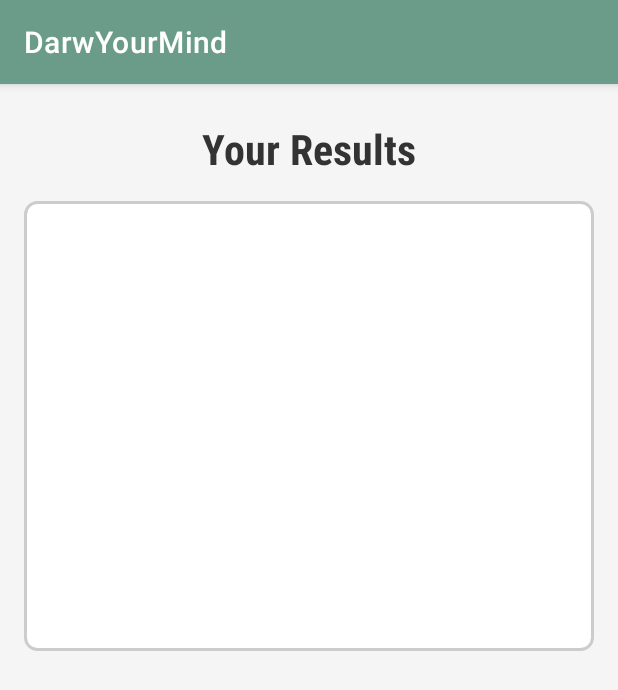
After one commit to ChoJaesuk/ChoJaesuk-COSC2657_Assignment_1, an Android app: the ResultActivity screen opened directly, with no data from a screen before it, on a phone screen of 412 x 824 dp. The commit adds this screen. Shown: the top 690 px of the screen. Run offline under Robolectric (Android 15) with nearby library versions, the phone set to English and light mode, and no system bars; 2 statements that could not run were skipped.

Commit message:
created result view
created result view

```diff
--- a/app/src/main/AndroidManifest.xml
+++ b/app/src/main/AndroidManifest.xml
@@ -12,6 +12,9 @@
         android:supportsRtl="true"
         android:theme="@style/Theme.DarwYourMind"
         tools:targetApi="31">
+        <activity
+            android:name=".activities.ResultActivity"
+            android:exported="false" />
         <activity
             android:name=".activities.QuestionActivity"
             android:exported="false" />
--- a/app/src/main/res/drawable/border_imageview_background.xml
+++ b/app/src/main/res/drawable/border_imageview_background.xml
@@ -1,9 +1,18 @@
-<?xml version="1.0" encoding="utf-8"?>
-<selector xmlns:android="http://schemas.android.com/apk/res/android">
-    <shape xmlns:android="http://schemas.android.com/apk/res/android">
-        <solid android:color="#FFFFFF" />
-        <corners android:radius="8dp" />
-        <stroke android:width="2dp" android:color="#CCCCCC" />
-    </shape>
+<layer-list xmlns:android="http://schemas.android.com/apk/res/android">
+    <!-- Shadow Layer -->
+    <item android:left="4dp" android:top="4dp" android:right="4dp" android:bottom="4dp">
+        <shape android:shape="rectangle">
+            <solid android:color="#55000000" /> <!-- Shadow Color -->
+            <corners android:radius="8dp" />
+        </shape>
+    </item>
 
-</selector>
+    <!-- Main Shape Layer -->
+    <item>
+        <shape android:shape="rectangle">
+            <solid android:color="#FFFFFF" /> <!-- Background Color -->
+            <stroke android:width="2dp" android:color="#CCCCCC" /> <!-- Border -->
+            <corners android:radius="8dp" />
+        </shape>
+    </item>
+</layer-list>
--- a/app/src/main/res/layout/activity_main.xml
+++ b/app/src/main/res/layout/activity_main.xml
@@ -6,6 +6,7 @@
     android:id="@+id/main"
     android:layout_width="match_parent"
     android:layout_height="match_parent"
+    android:background="@color/background_light"
     tools:context=".activities.HomeActivity">
 
     <!-- RecyclerView를 화면 전체에 배치 -->
--- /dev/null
+++ b/app/src/main/res/layout/activity_result.xml
@@ -0,0 +1,56 @@
+<androidx.constraintlayout.widget.ConstraintLayout
+    xmlns:android="http://schemas.android.com/apk/res/android"
+    xmlns:app="http://schemas.android.com/apk/res-auto"
+    android:layout_width="match_parent"
+    android:layout_height="match_parent"
+    android:background="@color/background_light">
+
+    <!-- Title TextView with prominent style -->
+    <TextView
+        android:id="@+id/resultTitle"
+        android:layout_width="wrap_content"
+        android:layout_height="wrap_content"
+        android:text="Your Results"
+        android:textSize="28sp"
+        android:textStyle="bold"
+        android:textColor="#333333"
+        android:fontFamily="sans-serif-condensed"
+        app:layout_constraintTop_toTopOf="parent"
+        app:layout_constraintStart_toStartOf="parent"
+        app:layout_constraintEnd_toEndOf="parent"
+        android:layout_marginTop="24dp" />
+
+    <!-- User's Drawing Display with canvas-like effect -->
+    <ImageView
+        android:id="@+id/drawingImageView"
+        android:layout_width="0dp"
+        android:layout_height="300dp"
+        android:layout_marginStart="16dp"
+        android:layout_marginEnd="16dp"
+        android:layout_marginTop="16dp"
+        android:background="@drawable/border_imageview_background"
+        android:scaleType="fitCenter"
+        android:contentDescription="User Drawing"
+        app:layout_constraintTop_toBottomOf="@id/resultTitle"
+        app:layout_constraintStart_toStartOf="parent"
+        app:layout_constraintEnd_toEndOf="parent" />
+
+    <!-- Scrollable Results Container -->
+    <ScrollView
+        android:id="@+id/scrollView"
+        android:layout_width="0dp"
+        android:layout_height="0dp"
+        android:layout_marginTop="16dp"
+        app:layout_constraintTop_toBottomOf="@id/drawingImageView"
+        app:layout_constraintStart_toStartOf="parent"
+        app:layout_constraintEnd_toEndOf="parent"
+        app:layout_constraintBottom_toBottomOf="parent">
+
+        <LinearLayout
+            android:id="@+id/resultContainer"
+            android:layout_width="match_parent"
+            android:layout_height="wrap_content"
+            android:orientation="vertical"
+            android:padding="8dp" />
+    </ScrollView>
+</androidx.constraintlayout.widget.ConstraintLayout>
--- a/app/src/main/res/layout/activity_test.xml
+++ b/app/src/main/res/layout/activity_test.xml
@@ -4,7 +4,7 @@
     xmlns:app="http://schemas.android.com/apk/res-auto"
     android:layout_width="match_parent"
     android:layout_height="match_parent"
-    android:background="#F5F5F5">
+    android:background="@color/background_light">
 
     <!-- Title TextView with a more prominent style -->
     <TextView
--- a/app/src/main/res/layout/activity_welcome.xml
+++ b/app/src/main/res/layout/activity_welcome.xml
@@ -5,7 +5,7 @@
     android:id="@+id/main"
     android:layout_width="match_parent"
     android:layout_height="match_parent"
-    android:background="#97DE8B"
+    android:background="@color/background_light"
     tools:context=".activities.WelcomeActivity">
 
     <TextView
--- a/app/src/main/res/values/colors.xml
+++ b/app/src/main/res/values/colors.xml
@@ -7,6 +7,11 @@
     <color name="teal_700">#FF018786</color>
     <color name="black">#FF000000</color>
     <color name="white">#FFFFFFFF</color>
+    <color name="background_light">#F5F5F5</color>
+    <color name="primary_text">#333333</color>
+    <color name="secondary_text">#555555</color>
+    <color name="card_background">#FFFFFF</color>
+
 
     <!-- 추가할 색상들 -->
     <color name="red">#FF0000</color>
```
Also changed, not shown: app/src/main/java/com/example/darwyourmind/activities/QuestionActivity.java (+44 -31 lines), app/src/main/java/com/example/darwyourmind/activities/ResultActivity.java (added, +106 -0 lines), app/src/main/java/com/example/darwyourmind/activities/TestActivity.java (+14 -3 lines), app/src/main/res/drawable/card_background.xml (added, +7 -0 lines), app/src/main/res/layout/activity_question.xml (+48 -36 lines).
